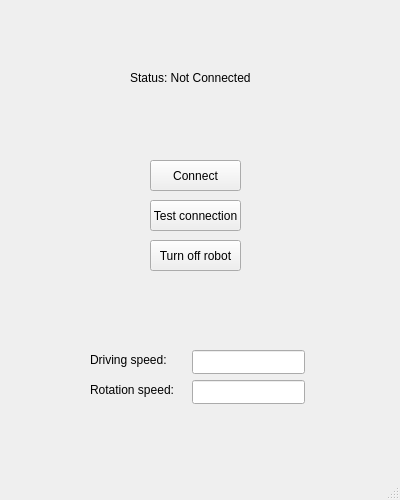
Qt form src/GUI/RobotConnectionManager.ui (SpeedyCodes/HMM-GestureRecognition) before a commit.
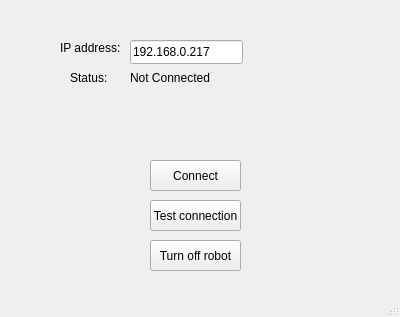
The same form after that commit.

Commit message:
GUI functionality part 1: file IO, gesture training and robot connection (#20)
* first version of camera feed threading and toggle, and gesture creation from videos (unstable and slow)

* Robot connection connected to GUI

* quick&dirty progressbar for training multiple videos

* untested reading&writing gestureLibrary, awaiting autoTrain fix for proper testing

* training gestures and toggling the camera both can be done multiple times now

* available gestures are displayed in mainwindow

* reading a gesturelibrary from file

What changed in the file:
```diff
--- a/src/GUI/RobotConnectionManager.ui
+++ b/src/GUI/RobotConnectionManager.ui
@@ -7,7 +7,7 @@
     <x>0</x>
     <y>0</y>
     <width>400</width>
-    <height>500</height>
+    <height>317</height>
    </rect>
   </property>
   <property name="windowTitle">
@@ -27,7 +27,7 @@
      <string>Connect</string>
     </property>
    </widget>
-   <widget class="QLabel" name="label">
+   <widget class="QLabel" name="statusLabel">
     <property name="geometry">
      <rect>
       <x>130</x>
@@ -37,7 +37,7 @@
      </rect>
     </property>
     <property name="text">
-     <string>Status: Not Connected</string>
+     <string>Not Connected</string>
     </property>
    </widget>
    <widget class="QPushButton" name="pushButton_2">
@@ -69,50 +69,40 @@
    <widget class="QLineEdit" name="lineEdit">
     <property name="geometry">
      <rect>
-      <x>192</x>
-      <y>350</y>
+      <x>130</x>
+      <y>40</y>
       <width>113</width>
       <height>24</height>
      </rect>
     </property>
-   </widget>
-   <widget class="QLabel" name="label_2">
-    <property name="geometry">
-     <rect>
-      <x>90</x>
-      <y>350</y>
-      <width>91</width>
-      <height>20</height>
-     </rect>
-    </property>
     <property name="text">
-     <string>Driving speed:</string>
+     <string>192.168.0.217</string>
     </property>
    </widget>
-   <widget class="QLineEdit" name="lineEdit_2">
+   <widget class="QLabel" name="label_4">
     <property name="geometry">
      <rect>
-      <x>192</x>
-      <y>380</y>
-      <width>113</width>
-      <height>24</height>
+      <x>60</x>
+      <y>40</y>
+      <width>61</width>
+      <height>16</height>
      </rect>
     </property>
     <property name="text">
-     <string/>
+     <string>IP address:</string>
     </property>
    </widget>
-   <widget class="QLabel" name="label_3">
+   <widget class="QLabel" name="label">
     <property name="geometry">
      <rect>
-      <x>90</x>
-      <y>380</y>
-      <width>91</width>
-      <height>20</height>
+      <x>70</x>
+      <y>70</y>
+      <width>49</width>
+      <height>16</height>
      </rect>
     </property>
     <property name="text">
-     <string>Rotation speed:</string>
+     <string>Status:</string>
     </property>
    </widget>
   </widget>
```
Left out of the diff: 8 changed lines with no effect on the pictures. The commit also changes 20 other files.
